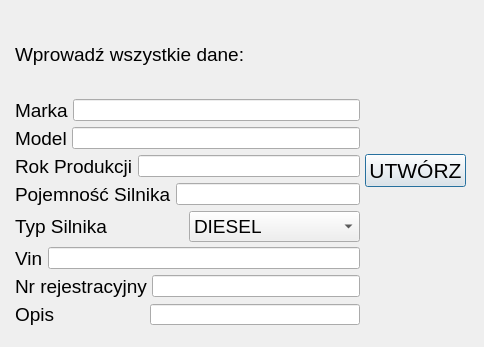
First picture: the form in createorder.ui, repository CzarnyEryk/WarsztatProgram, before the edit.
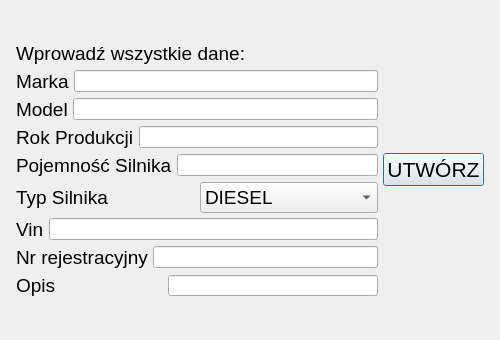
Second picture: the form after the edit. Icons and pictures are not drawn.

Diff of the .ui file:
```diff
--- a/createorder.ui
+++ b/createorder.ui
@@ -6,22 +6,36 @@
    <rect>
     <x>0</x>
     <y>0</y>
-    <width>484</width>
-    <height>347</height>
+    <width>500</width>
+    <height>340</height>
    </rect>
   </property>
+  <property name="minimumSize">
+   <size>
+    <width>500</width>
+    <height>300</height>
+   </size>
+  </property>
+  <property name="maximumSize">
+   <size>
+    <width>500</width>
+    <height>340</height>
+   </size>
+  </property>
+  <property name="focusPolicy">
+   <enum>Qt::FocusPolicy::NoFocus</enum>
+  </property>
+  <property name="contextMenuPolicy">
+   <enum>Qt::ContextMenuPolicy::ActionsContextMenu</enum>
+  </property>
   <property name="windowTitle">
    <string>Utwórz zlecenie</string>
   </property>
-  <widget class="QWidget" name="layoutWidget">
-   <property name="geometry">
-    <rect>
-     <x>10</x>
-     <y>10</y>
-     <width>461</width>
-     <height>321</height>
-    </rect>
-   </property>
+  <property name="windowIcon">
+   <iconset theme="QIcon::ThemeIcon::InputKeyboard"/>
+  </property>
+  <layout class="QGridLayout" name="gridLayout">
+   <item row="0" column="0">
    <layout class="QHBoxLayout" name="horizontalLayout_9">
     <property name="spacing">
      <number>5</number>
@@ -50,6 +64,9 @@
         <property name="text">
          <string>Wprowadź wszystkie dane:</string>
         </property>
+         <property name="wordWrap">
+          <bool>true</bool>
+         </property>
        </widget>
       </item>
       <item>
@@ -275,7 +292,8 @@
      </widget>
     </item>
    </layout>
-  </widget>
+   </item>
+  </layout>
  </widget>
  <tabstops>
   <tabstop>mark_input</tabstop>
```
Lines whose indentation alone changed are shown as unchanged.
